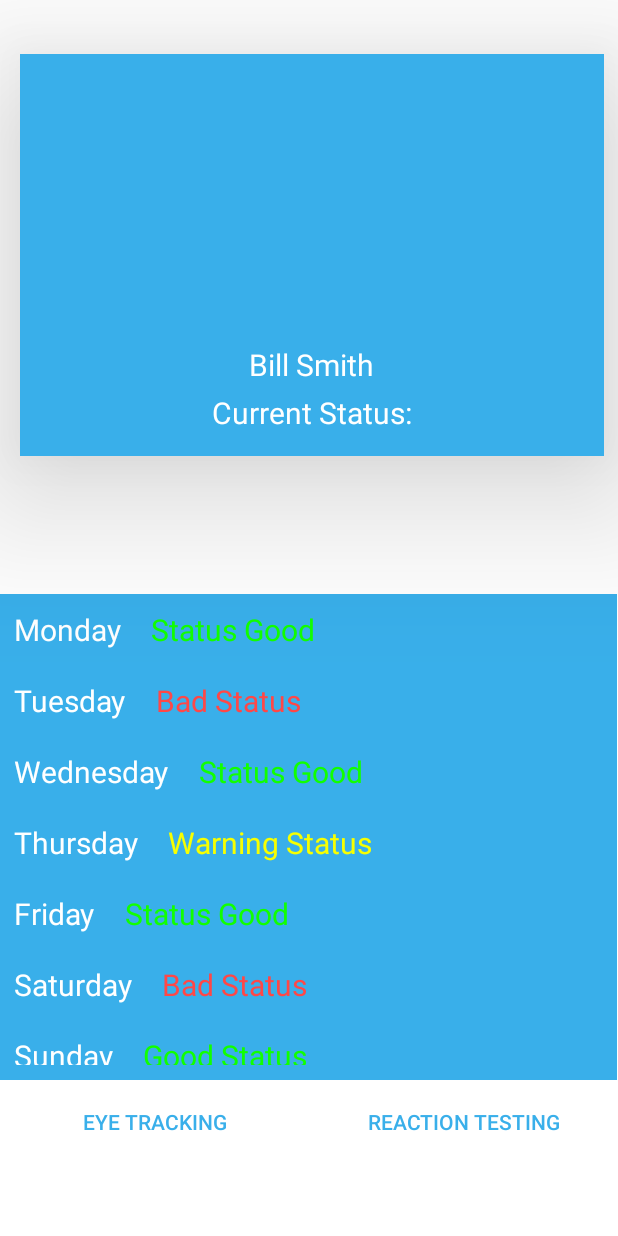
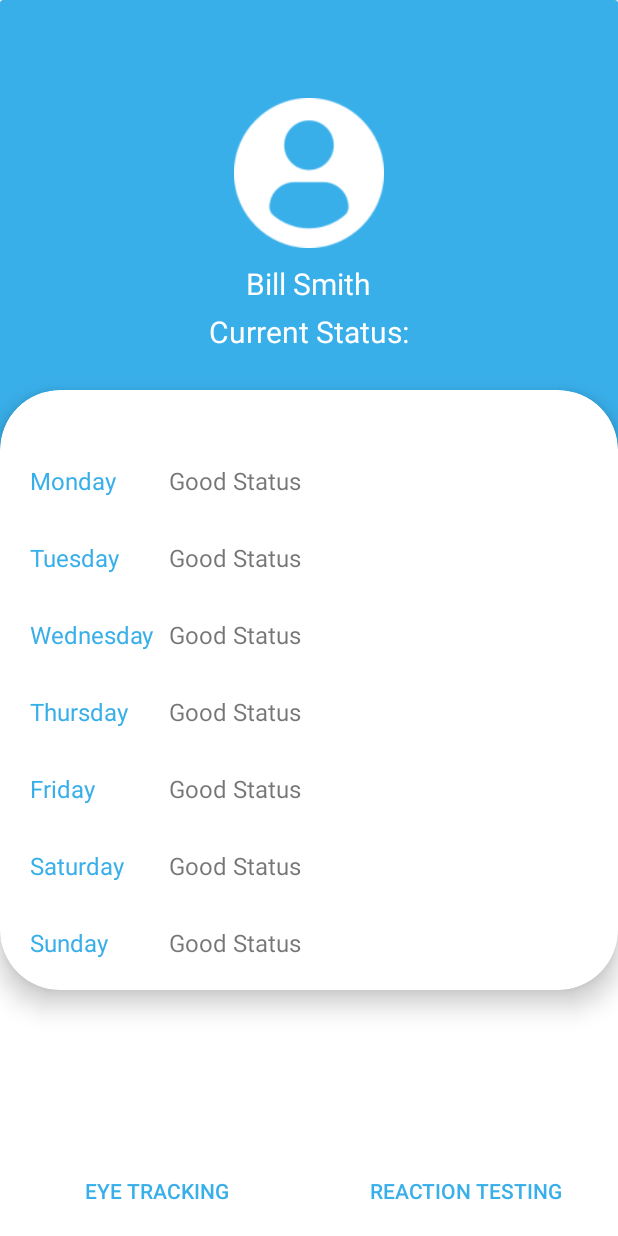
Before and after one commit to aydinbattal/SideEyePlus, an Android app: the HomeDriverActivity screen opened directly, with no data from a screen before it, on a phone screen of 412 x 824 dp. Run offline under Robolectric (Android 15) with nearby library versions, the phone set to English and light mode, and no system bars.

Commit message:
Update Driver Home UI

```diff
--- a/app/src/main/java/sheridan/czuberad/sideeye/SignupActivity.kt
+++ b/app/src/main/java/sheridan/czuberad/sideeye/SignupActivity.kt
@@ -26,6 +26,7 @@ class SignupActivity : AppCompatActivity() {
                 val intent = Intent(this, HomeCompanyActivity::class.java)
                 startActivity(intent)
             }
+
             else{
                 val intent = Intent(this, HomeDriverActivity::class.java)
                 startActivity(intent)
--- a/app/src/main/res/layout/activity_home_driver.xml
+++ b/app/src/main/res/layout/activity_home_driver.xml
@@ -6,28 +6,32 @@
     android:layout_height="match_parent"
     tools:context=".HomeDriverActivity">
 
-
-    <LinearLayout
-        android:id="@+id/linearLayout"
-        android:layout_width="wrap_content"
-        android:layout_height="268dp"
-        android:layout_marginStart="3dp"
-        android:layout_marginTop="36dp"
-        android:background="#39AFEA"
-        android:elevation="60dp"
-        android:gravity="center"
-        android:orientation="vertical"
-        app:layout_constraintEnd_toEndOf="parent"
+    <androidx.cardview.widget.CardView
+        android:id="@+id/cardView2"
+        android:layout_width="match_parent"
+        android:layout_height="300dp"
+        app:cardBackgroundColor="#39AFEA"
         app:layout_constraintStart_toStartOf="parent"
         app:layout_constraintTop_toTopOf="parent">
 
 
+
+        <LinearLayout
+            android:layout_width="match_parent"
+            android:layout_height="match_parent"
+            android:layout_gravity="center"
+            android:gravity="center"
+
+            android:orientation="vertical"
+            app:layout_constraintStart_toStartOf="parent"
+            app:layout_constraintTop_toTopOf="parent">
+
             <ImageView
                 android:id="@+id/imageView"
-            android:layout_width="389dp"
-            android:layout_height="168dp"
-            android:visibility="visible"
-            tools:srcCompat="@tools:sample/avatars" />
+                android:layout_width="100dp"
+                android:layout_height="100dp"
+                android:background="@drawable/profilepic"
+                android:visibility="visible" />
 
             <TextView
                 android:id="@+id/textView"
@@ -44,9 +48,186 @@
                 android:layout_height="wrap_content"
                 android:text="Current Status:"
                 android:textColor="#FFFFFF"
+
                 android:textSize="20sp" />
 
+
         </LinearLayout>
+
+    </androidx.cardview.widget.CardView>
+
+    <androidx.cardview.widget.CardView
+        android:id="@+id/cardView4"
+        android:layout_width="match_parent"
+        android:layout_height="400dp"
+        android:layout_marginTop="260dp"
+        app:cardCornerRadius="40dp"
+        app:cardElevation="10dp"
+
+        app:layout_constraintEnd_toEndOf="parent"
+        app:layout_constraintHorizontal_bias="0.0"
+        app:layout_constraintStart_toStartOf="parent"
+        app:layout_constraintTop_toTopOf="@+id/cardView2">
+
+        <LinearLayout
+            android:layout_width="wrap_content"
+            android:layout_height="match_parent"
+            android:layout_margin="20dp"
+            android:orientation="horizontal">
+
+            <LinearLayout
+                android:layout_width="wrap_content"
+                android:layout_height="wrap_content"
+                android:orientation="vertical">
+
+                <TextView
+                    android:id="@+id/textView4"
+                    android:layout_width="wrap_content"
+                    android:layout_height="wrap_content"
+                    android:layout_marginTop="29dp"
+                    android:text="Monday"
+                    android:textColor="#39AFEA"
+                    android:textSize="16sp" />
+
+                <TextView
+                    android:id="@+id/textView5"
+                    android:layout_width="wrap_content"
+                    android:layout_height="wrap_content"
+                    android:layout_marginTop="29dp"
+                    android:text="Tuesday"
+                    android:textColor="#39AFEA"
+                    android:textSize="16sp" />
+
+                <TextView
+                    android:id="@+id/textView3"
+                    android:layout_width="wrap_content"
+                    android:layout_height="wrap_content"
+                    android:layout_marginTop="29dp"
+                    android:text="Wednesday"
+                    android:textColor="#39AFEA"
+                    android:textSize="16sp" />
+
+                <TextView
+                    android:id="@+id/textView10"
+                    android:layout_width="wrap_content"
+                    android:layout_height="wrap_content"
+                    android:layout_marginTop="29dp"
+                    android:text="Thursday"
+                    android:textColor="#39AFEA"
+                    android:textSize="16sp" />
+
+                <TextView
+                    android:id="@+id/textView11"
+                    android:layout_width="wrap_content"
+                    android:layout_height="wrap_content"
+                    android:layout_marginTop="29dp"
+                    android:text="Friday"
+                    android:textColor="#39AFEA"
+                    android:textSize="16sp" />
+
+                <TextView
+                    android:id="@+id/textView12"
+                    android:layout_width="wrap_content"
+                    android:layout_height="wrap_content"
+                    android:layout_marginTop="29dp"
+                    android:text="Saturday"
+                    android:textColor="#39AFEA"
+                    android:textSize="16sp" />
+
+                <TextView
+                    android:id="@+id/textView13"
+                    android:layout_width="wrap_content"
+                    android:layout_height="wrap_content"
+                    android:layout_marginTop="29dp"
+                    android:text="Sunday"
+                    android:textColor="#39AFEA"
+                    android:textSize="16sp" />
+
+            </LinearLayout>
+
+            <LinearLayout
+                android:layout_width="wrap_content"
+                android:layout_height="wrap_content"
+                android:layout_marginLeft="10dp"
+                android:orientation="vertical">
+
+                <TextView
+                    android:id="@+id/textView6"
+                    android:layout_width="wrap_content"
+                    android:layout_height="wrap_content"
+                    android:layout_marginTop="29dp"
+                    android:text="Good Status"
+                    android:textSize="16sp" />
+
+                <TextView
+                    android:id="@+id/textView7"
+                    android:layout_width="wrap_content"
+                    android:layout_height="wrap_content"
+                    android:layout_marginTop="29dp"
+                    android:text="Good Status"
+                    android:textSize="16sp" />
+
+                <TextView
+                    android:id="@+id/textView8"
+                    android:layout_width="wrap_content"
+                    android:layout_height="wrap_content"
+                    android:layout_marginTop="29dp"
+                    android:text="Good Status"
+                    android:textSize="16sp" />
+
+                <TextView
+                    android:id="@+id/textView9"
+                    android:layout_width="wrap_content"
+                    android:layout_height="wrap_content"
+                    android:layout_marginTop="29dp"
+                    android:text="Good Status"
+                    android:textSize="16sp" />
+
+                <TextView
+                    android:id="@+id/textView63"
+                    android:layout_width="wrap_content"
+                    android:layout_height="wrap_content"
+                    android:layout_marginTop="29dp"
+                    android:text="Good Status"
+                    android:textSize="16sp" />
+
+                <TextView
+                    android:id="@+id/textView64"
+                    android:layout_width="wrap_content"
+                    android:layout_height="wrap_content"
+                    android:layout_marginTop="29dp"
+                    android:text="Good Status"
+                    android:textSize="16sp" />
+
+                <TextView
+                    android:id="@+id/textView67"
+                    android:layout_width="wrap_content"
+                    android:layout_height="wrap_content"
+                    android:layout_marginTop="29dp"
+                    android:text="Good Status"
+                    android:textSize="16sp" />
+
+                <TextView
+                    android:id="@+id/textView69"
+                    android:layout_width="wrap_content"
+                    android:layout_height="wrap_content"
+                    android:layout_marginTop="29dp"
+                    android:text="Good Status" />
+
+
+            </LinearLayout>
+
+        </LinearLayout>
+
+
+    </androidx.cardview.widget.CardView>
+
+    <LinearLayout
+        android:layout_width="match_parent"
+        android:layout_height="wrap_content"
+        android:orientation="horizontal"
+        app:layout_constraintBottom_toBottomOf="parent"
+        app:layout_constraintStart_toStartOf="parent">
 
         <Button
             android:id="@+id/button_eye"
@@ -58,11 +239,7 @@
             android:layout_marginEnd="3dp"
             android:layout_marginBottom="6dp"
             android:text="Eye Tracking"
-        android:textColor="#39AFEA"
-        app:layout_constraintBottom_toBottomOf="parent"
-        app:layout_constraintEnd_toStartOf="@+id/button_test"
-        app:layout_constraintStart_toStartOf="parent"
-        app:layout_constraintTop_toBottomOf="@+id/linearLayout" />
+            android:textColor="#39AFEA" />
 
         <Button
             android:id="@+id/button_test"
@@ -75,222 +252,9 @@
             android:layout_marginBottom="6dp"
             android:text="Reaction Testing"
             android:textColor="#39AFEA"
-        app:layout_constraintBottom_toBottomOf="parent"
-        app:layout_constraintEnd_toEndOf="parent"
-        app:layout_constraintStart_toEndOf="@+id/button_eye"
-        app:layout_constraintTop_toBottomOf="@+id/linearLayout" />
 
-    <LinearLayout
-        android:layout_width="412dp"
-        android:layout_height="324dp"
-        android:layout_marginStart="1dp"
-        android:layout_marginEnd="1dp"
-        android:layout_marginBottom="4dp"
-        android:background="#39AFEA"
-        android:orientation="vertical"
-        app:layout_constraintBottom_toTopOf="@+id/button_eye"
-        app:layout_constraintEnd_toEndOf="parent"
-        app:layout_constraintHorizontal_bias="1.0"
-        app:layout_constraintStart_toStartOf="parent">
-
-        <LinearLayout
-
-            android:layout_width="wrap_content"
-            android:layout_height="wrap_content"
-            android:orientation="horizontal">
-
-            <TextView
-                android:id="@+id/textView7"
-                android:layout_width="match_parent"
-                android:layout_height="wrap_content"
-                android:layout_margin="10dp"
-                android:text="Monday"
-                android:textColor="#FFFFFF"
-                android:textSize="20sp" />
-
-            <TextView
-                android:layout_margin="10dp"
-                android:id="@+id/textView8"
-                android:layout_width="match_parent"
-                android:layout_height="wrap_content"
-                android:text="Status Good"
-                android:textColor="#12FF00"
-                android:textSize="20sp" />
-
-
+            />
 
     </LinearLayout>
 
-        <LinearLayout
-
-            android:layout_width="wrap_content"
-            android:layout_height="wrap_content"
-            android:orientation="horizontal">
-
-            <TextView
-                android:id="@+id/textView5"
-                android:layout_width="match_parent"
-                android:layout_height="wrap_content"
-                android:layout_margin="10dp"
-                android:text="Tuesday"
-                android:textColor="#FFFFFF"
-                android:textSize="20sp" />
-
-            <TextView
-                android:id="@+id/textView6"
-                android:layout_width="match_parent"
-                android:layout_height="wrap_content"
-                android:layout_margin="10dp"
-                android:text="Bad Status"
-                android:textColor="#FF4747"
-                android:textSize="20sp" />
-
-        </LinearLayout>
-
-        <LinearLayout
-
-            android:layout_width="wrap_content"
-            android:layout_height="wrap_content"
-            android:orientation="horizontal">
-
-            <TextView
-                android:id="@+id/textView3"
-                android:layout_width="match_parent"
-                android:layout_height="wrap_content"
-                android:layout_margin="10dp"
-                android:text="Wednesday"
-                android:textColor="#FFFFFF"
-                android:textSize="20sp" />
-
-            <TextView
-                android:layout_margin="10dp"
-                android:id="@+id/textView4"
-                android:layout_width="match_parent"
-                android:layout_height="wrap_content"
-                android:text="Status Good"
-                android:textColor="#12FF00"
-                android:textSize="20sp" />
-
-
-
-        </LinearLayout>
-
-        <LinearLayout
-
-            android:layout_width="wrap_content"
-            android:layout_height="wrap_content"
-            android:orientation="horizontal">
-
-            <TextView
-                android:id="@+id/textView9"
-                android:layout_width="match_parent"
-                android:layout_height="wrap_content"
-                android:layout_margin="10dp"
-                android:text="Thursday"
-                android:textColor="#FFFFFF"
-                android:textSize="20sp" />
-
-            <TextView
-                android:id="@+id/textView10"
-                android:layout_width="match_parent"
-                android:layout_height="wrap_content"
-                android:layout_margin="10dp"
-                android:text="Warning Status"
-                android:textColor="#F7FF01"
-                android:textSize="20sp" />
-
-
-
-        </LinearLayout>
-
-        <LinearLayout
-
-            android:layout_width="wrap_content"
-            android:layout_height="wrap_content"
-            android:orientation="horizontal">
-
-            <TextView
-                android:id="@+id/textView11"
-                android:layout_width="match_parent"
-                android:layout_height="wrap_content"
-                android:layout_margin="10dp"
-                android:text="Friday"
-                android:textColor="#FFFFFF"
-                android:textSize="20sp" />
-
-            <TextView
-                android:layout_margin="10dp"
-                android:id="@+id/textView12"
-                android:layout_width="match_parent"
-                android:layout_height="wrap_content"
-                android:text="Status Good"
-                android:textColor="#12FF00"
-                android:textSize="20sp" />
-
-        </LinearLayout>
-
-        <LinearLayout
-
-            android:layout_width="wrap_content"
-            android:layout_height="wrap_content"
-            android:orientation="horizontal">
-
-            <TextView
-                android:id="@+id/textView13"
-                android:layout_width="match_parent"
-                android:layout_height="wrap_content"
-                android:layout_margin="10dp"
-                android:text="Saturday"
-                android:textColor="#FFFFFF"
-                android:textSize="20sp" />
-
-            <TextView
-                android:id="@+id/textView14"
-                android:layout_width="match_parent"
-                android:layout_height="wrap_content"
-                android:layout_margin="10dp"
-                android:text="Bad Status"
-                android:textColor="#FF4747"
-                android:textSize="20sp" />
-
-
-
-        </LinearLayout>
-
-        <LinearLayout
-
-            android:layout_width="wrap_content"
-            android:layout_height="wrap_content"
-            android:orientation="horizontal">
-
-            <TextView
-                android:id="@+id/textView15"
-                android:layout_width="match_parent"
-                android:layout_height="wrap_content"
-                android:layout_margin="10dp"
-                android:text="Sunday"
-                android:textColor="#FFFFFF"
-                android:textSize="20sp" />
-
-            <TextView
-                android:id="@+id/textView16"
-                android:layout_width="match_parent"
-                android:layout_height="wrap_content"
-                android:layout_margin="10dp"
-                android:text="Good Status"
-                android:textColor="#12FF00"
-                android:textSize="20sp" />
-
-
-
-        </LinearLayout>
-
-
-
-
-
-
-
-
-    </LinearLayout>
 </androidx.constraintlayout.widget.ConstraintLayout>
```
Also changed, not shown: app/src/main/res/drawable/profilepic.png (added), app/src/main/res/drawable/profileuser.png (added). Lines whose indentation alone changed are shown as unchanged.
